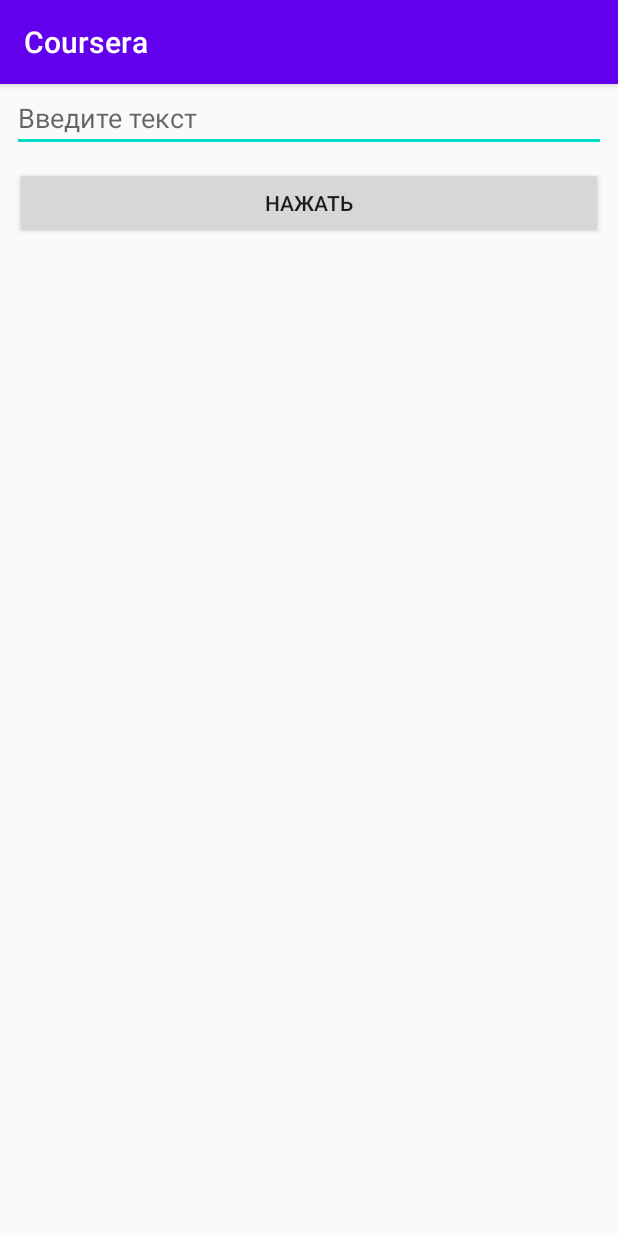
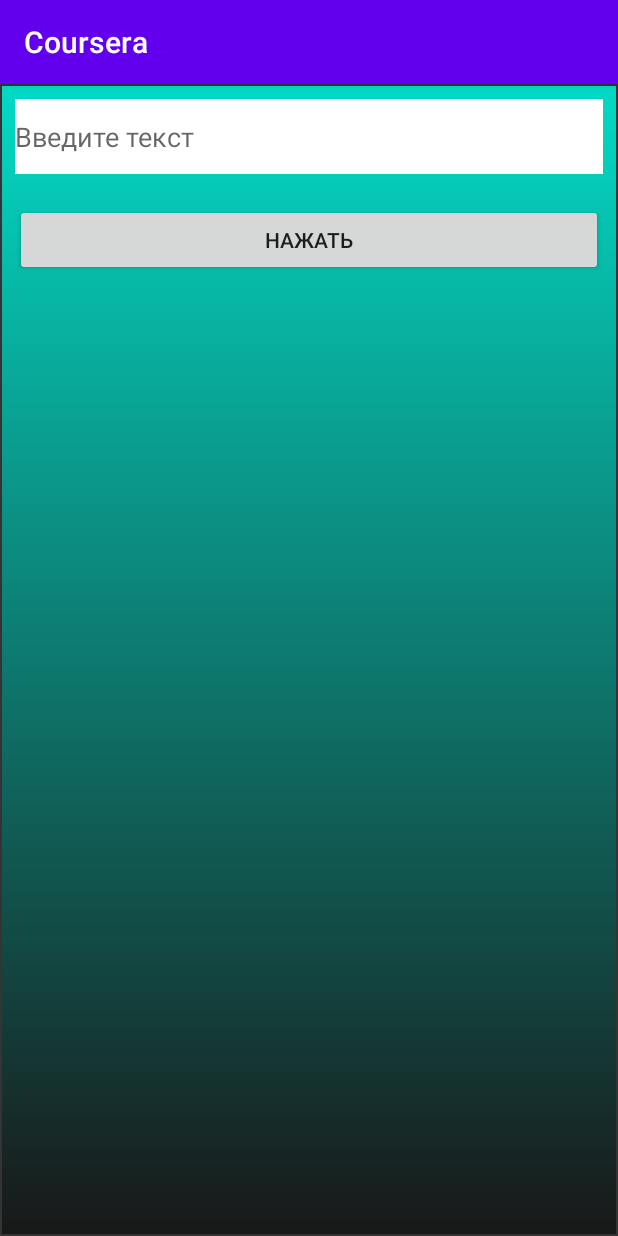
Before and after one commit to KMN24/Coursera, an Android app: the screen it shows after launch (MainActivity), on a phone screen of 412 x 824 dp. Run offline under Robolectric (Android 15) with nearby library versions, the phone set to English and light mode, and no system bars.

Commit message:
added  backgrounds to the activities and searching an input text in Chrome

```diff
--- a/app/src/main/java/com/kmn/coursera/MainActivity.java
+++ b/app/src/main/java/com/kmn/coursera/MainActivity.java
@@ -27,7 +27,7 @@ public class MainActivity extends AppCompatActivity {
 
     private void showMessage(){
         if( mTextInput.getText().length() != 0 ){
-            //Toast.makeText(this, mTextInput.getText(), Toast.LENGTH_LONG).show();
+            Toast.makeText(this, mTextInput.getText(), Toast.LENGTH_LONG).show();
             Intent startSecondIntent = new Intent(MainActivity.this, SecondActivity.class);
             startSecondIntent.putExtra(SecondActivity.DATA_TEXT, new Data(mTextInput.getText().toString()));
             startActivity(startSecondIntent);
--- /dev/null
+++ b/app/src/main/res/drawable/ac_main_bg_color.xml
@@ -0,0 +1,14 @@
+<?xml version="1.0" encoding="utf-8"?>
+<selector xmlns:android="http://schemas.android.com/apk/res/android">
+    <item>
+        <shape>
+            <gradient
+                android:angle="270"
+                android:endColor="#181818"
+                android:startColor="@color/colorAccent" />
+            <stroke
+                android:width="1dp"
+                android:color="#343434" />
+        </shape>
+    </item>
+</selector>
--- a/app/src/main/res/layout/activity_main.xml
+++ b/app/src/main/res/layout/activity_main.xml
@@ -3,14 +3,15 @@
     xmlns:app="http://schemas.android.com/apk/res-auto"
     android:orientation="vertical"
     android:layout_width="match_parent"
-    android:layout_height="match_parent">
+    android:layout_height="match_parent"
+    android:background="@drawable/ac_main_bg_color">
 
     <EditText
         android:id="@+id/etInput"
         android:layout_width="match_parent"
-        android:layout_height="wrap_content"
-        android:layout_marginLeft="8dp"
-        android:layout_marginRight="8dp"
+        android:layout_height="50dp"
+        android:layout_margin="10dp"
+        android:background="@color/white"
         android:hint="@string/text_input" />
 
     <LinearLayout
@@ -21,9 +22,7 @@
             android:id="@+id/btn_click"
             android:layout_width="match_parent"
             android:layout_height="wrap_content"
-            android:layout_marginLeft="10dp"
-            android:layout_marginRight="10dp"
-            android:layout_marginTop="10dp"
+            android:layout_margin="10dp"
             android:text="@string/btn_click_input" />
     </LinearLayout>
 </LinearLayout>
--- a/app/src/main/res/values/colors.xml
+++ b/app/src/main/res/values/colors.xml
@@ -3,4 +3,8 @@
     <color name="colorPrimary">#6200EE</color>
     <color name="colorPrimaryDark">#3700B3</color>
     <color name="colorAccent">#03DAC5</color>
+    <color name="colorBlueWhite">#044fab</color>
+    <color name="white">#FFFFFF</color>
+    <color name="dark_marine">#232F34</color>
+    <color name="gray_marine">#344955</color>
 </resources>
--- a/app/src/main/res/values/strings.xml
+++ b/app/src/main/res/values/strings.xml
@@ -2,4 +2,6 @@
     <string name="app_name">Coursera</string>
     <string name="text_input">Введите текст</string>
     <string name="btn_click_input">Нажать</string>
+    <string name="btn_chrome">Нажмите, чтобы перейти в Chrome</string>
+
 </resources>
```
Also changed, not shown: app/src/main/java/com/kmn/coursera/SecondActivity.java (+22 -1 lines), app/src/main/res/layout/second_layout.xml (+7 -4 lines).
